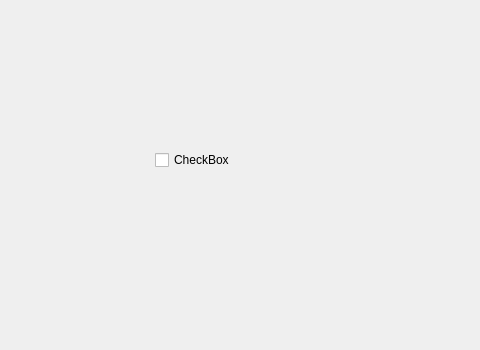
Qt form PC_App/mainWindow.ui (krzpch/HDC2080_Sensor_Lib_and_PC_App) before a commit; both pictures show x 95 to 575 and y 0 to 350 of the 1118 by 482 pixel window.
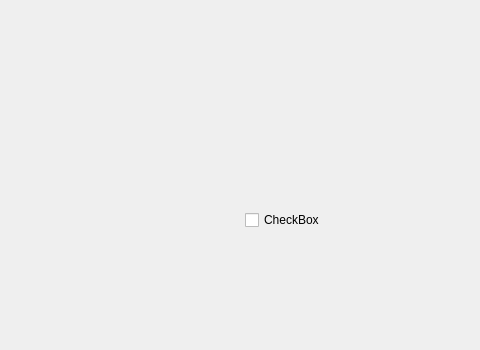
The same form after that commit.

What changed in the file:
```diff
--- a/PC_App/mainWindow.ui
+++ b/PC_App/mainWindow.ui
@@ -17,8 +17,8 @@
    <widget class="QCheckBox" name="checkBox">
     <property name="geometry">
      <rect>
-      <x>250</x>
-      <y>150</y>
+      <x>340</x>
+      <y>210</y>
       <width>81</width>
       <height>20</height>
      </rect>
```
